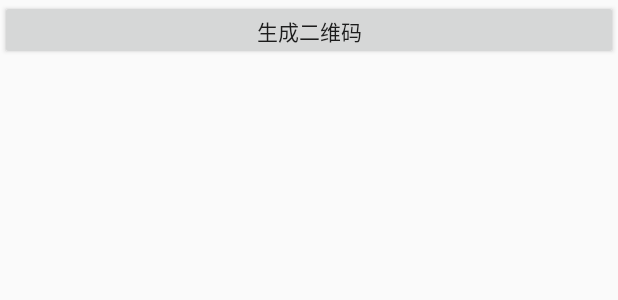
After one commit to heartsoul/estate-android, an Android app: the layout activity_test_zxing.xml on its own in the app's theme, with its tools: preview values and no code run, on a phone screen of 412 x 824 dp. The commit adds this screen. Shown: the top 300 px of the screen. Run offline under Robolectric (Android 15) with nearby library versions, the phone set to English and light mode, and no system bars.

Commit message:
增加二维码工具类封装

```diff
--- a/app/build.gradle
+++ b/app/build.gradle
@@ -6,7 +6,7 @@ android {
     buildToolsVersion "26.0.1"
     defaultConfig {
         applicationId "com.glodon.bim"
-        minSdkVersion 15
+        minSdkVersion 16
         targetSdkVersion 26
         versionCode 1
         versionName "1.0"
@@ -38,6 +38,8 @@ dependencies {
     //greendao
     //greendao加密
     //    compile 'net.zetetic:android-database-sqlcipher:3.5.7@aar'
+    //    compile 'com.google.zxing:core:3.3.0'
+    compile files('libs/zxing.jar')
     compile 'com.android.support:appcompat-v7:26.+'
     compile 'com.android.support.constraint:constraint-layout:1.0.2'
     compile 'com.android.support:design:26.+'
@@ -52,7 +54,5 @@ dependencies {
     compile 'com.android.support:support-v4:26'
     compile 'jp.wasabeef:glide-transformations:2.0.1'
     compile 'org.greenrobot:greendao:3.2.0'
-    //    compile 'com.google.zxing:core:3.3.0'
     testCompile 'junit:junit:4.12'
-    compile files('libs/zxing.jar')
 }
--- a/app/src/main/AndroidManifest.xml
+++ b/app/src/main/AndroidManifest.xml
@@ -9,7 +9,6 @@
     <uses-permission android:name="android.permission.READ_CONTACTS" />
     <uses-permission android:name="android.permission.READ_EXTERNAL_STORAGE" />
     <uses-permission android:name="android.permission.WRITE_EXTERNAL_STORAGE" />
-
     <uses-permission android:name="android.permission.CAMERA" />
     <uses-permission android:name="android.permission.FLASHLIGHT" />
 
@@ -48,7 +47,7 @@
             android:name=".business.welcome.view.WelcomeActivity"
             android:screenOrientation="portrait" />
         <activity
-            android:name="com.glodon.bim.basic.zxing.activity.CaptureActivity"
+            android:name=".basic.zxing.activity.CaptureActivity"
             android:screenOrientation="portrait" />
 
         <!-- Activity基类 -->
@@ -70,6 +69,7 @@
         <activity
             android:name=".test.TestImageActivity"
             android:screenOrientation="portrait" />
+        <activity android:name=".test.TestZxingActivity"></activity>
     </application>
 
 </manifest>
--- /dev/null
+++ b/app/src/main/res/layout/activity_test_zxing.xml
@@ -0,0 +1,18 @@
+<?xml version="1.0" encoding="utf-8"?>
+<LinearLayout xmlns:android="http://schemas.android.com/apk/res/android"
+    android:layout_width="match_parent"
+    android:layout_height="match_parent"
+    android:orientation="vertical"
+    >
+    <Button
+        android:id="@+id/test_btn_zxing"
+        android:layout_width="match_parent"
+        android:layout_height="40dp"
+        android:text="生成二维码"
+        />
+    <ImageView
+        android:id="@+id/test_zxing_iv"
+        android:layout_width="200dp"
+        android:layout_height="200dp"
+        android:layout_gravity="center_horizontal"/>
+</LinearLayout>
```
Also changed, not shown: app/src/main/java/com/glodon/bim/basic/utils/BitmapUtil.java (added, +28 -0 lines), app/src/main/java/com/glodon/bim/basic/utils/FileUtil.java (renamed from app/src/main/java/com/glodon/bim/basic/utils/FileUtils.java, +4 -4 lines), app/src/main/java/com/glodon/bim/basic/zxing/utils/QRCodeUtil.java (added, +235 -0 lines), app/src/main/java/com/glodon/bim/test/TestActivity.java (+7 -1 lines), app/src/main/java/com/glodon/bim/test/TestZxingActivity.java (added, +36 -0 lines), app/src/main/res/layout/activity_test.xml (+6 -1 lines).
